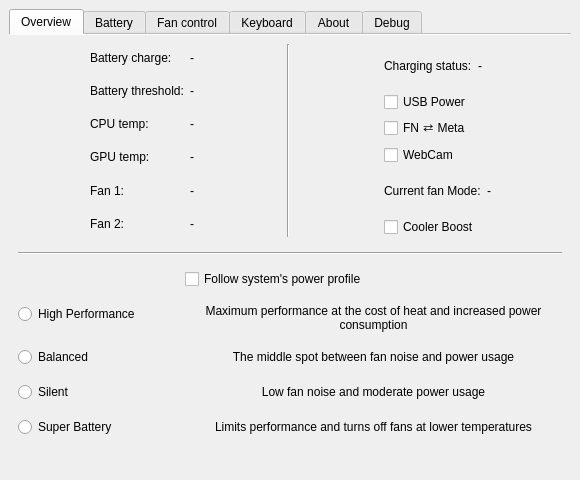
This is src/mainwindow.ui in Zeanon/MControlCenter as Qt 5 draws it before an edit. The edited form follows.
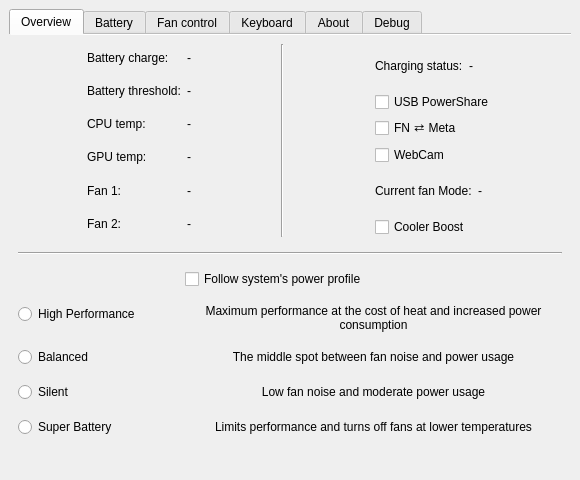
This is the edited form. Icons and pictures are not drawn.

```diff
--- a/src/mainwindow.ui
+++ b/src/mainwindow.ui
@@ -311,7 +311,7 @@
             <item>
              <widget class="QCheckBox" name="usbPowerShareCheckBox">
               <property name="text">
-               <string>USB Power</string>
+               <string>USB PowerShare</string>
               </property>
              </widget>
             </item>
```
